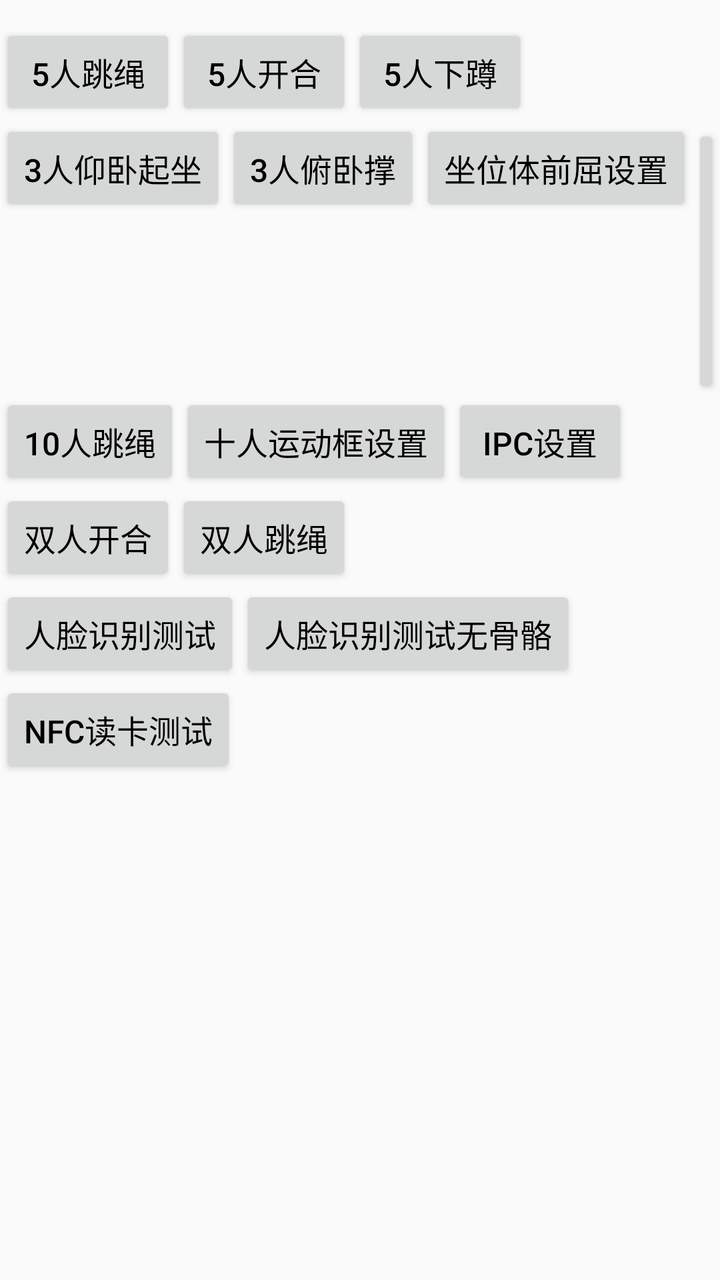
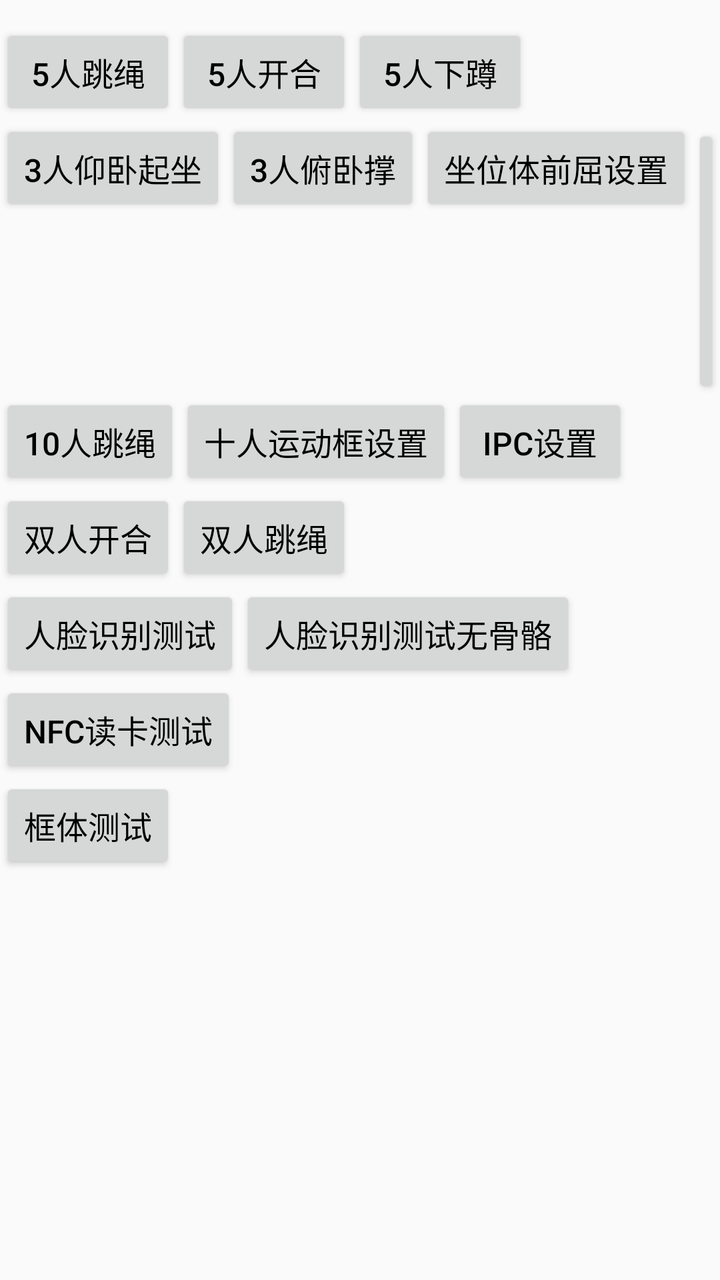

Screens rendered from an Android XML layout before and after an edit, with the pre-edit source and the edit as a unified diff.
<!-- AndroidManifest.xml: application theme AppTheme -->
<!-- res/layout/ac_main.xml -->
<?xml version="1.0" encoding="utf-8"?>
<androidx.constraintlayout.widget.ConstraintLayout xmlns:android="http://schemas.android.com/apk/res/android"
    xmlns:app="http://schemas.android.com/apk/res-auto"
    android:layout_width="match_parent"
    android:layout_height="match_parent">

    <ScrollView
        android:layout_width="match_parent"
        android:layout_height="match_parent"
        android:layout_centerHorizontal="true"
        android:scrollbars="vertical">

        <LinearLayout
            android:layout_width="wrap_content"
            android:layout_height="wrap_content"
            android:layout_centerInParent="true"
            android:orientation="vertical"
            android:paddingTop="12dp"
            android:paddingBottom="12dp">

            <LinearLayout
                android:layout_width="wrap_content"
                android:layout_height="wrap_content"
                android:orientation="horizontal">

                <Button
                    android:id="@+id/bnt_0"
                    android:layout_width="wrap_content"
                    android:layout_height="wrap_content"
                    android:text="5人跳绳"
                    android:textColor="@color/color_black"
                    android:textSize="16sp" />

                <Button
                    android:id="@+id/bnt_3"
                    android:layout_width="wrap_content"
                    android:layout_height="wrap_content"
                    android:text="5人开合"
                    android:textColor="@color/color_black"
                    android:textSize="16sp" />

                <Button
                    android:id="@+id/bnt_4"
                    android:layout_width="wrap_content"
                    android:layout_height="wrap_content"
                    android:text="5人下蹲"
                    android:textColor="@color/color_black"
                    android:textSize="16sp" />

            </LinearLayout>

            <LinearLayout
                android:layout_width="wrap_content"
                android:layout_height="wrap_content"
                android:orientation="horizontal">

                <Button
                    android:id="@+id/bnt_8"
                    android:layout_width="wrap_content"
                    android:layout_height="wrap_content"
                    android:text="3人仰卧起坐"
                    android:textColor="@color/color_black"
                    android:textSize="16sp" />

                <Button
                    android:id="@+id/bnt_9"
                    android:layout_width="wrap_content"
                    android:layout_height="wrap_content"
                    android:text="3人俯卧撑"
                    android:textColor="@color/color_black"
                    android:textSize="16sp" />

                <Button
                    android:id="@+id/bnt_10"
                    android:layout_width="wrap_content"
                    android:layout_height="wrap_content"
                    android:text="坐位体前屈设置"
                    android:textColor="@color/color_black"
                    android:textSize="16sp" />

                <Button
                    android:id="@+id/bnt_zw"
                    android:layout_width="wrap_content"
                    android:layout_height="wrap_content"
                    android:text="坐位体前屈"
                    android:textColor="@color/color_black"
                    android:textSize="16sp" />

            </LinearLayout>

            <LinearLayout
                android:layout_width="wrap_content"
                android:layout_height="wrap_content"
                android:orientation="horizontal">

                <Button
                    android:id="@+id/bnt_11"
                    android:layout_width="wrap_content"
                    android:layout_height="wrap_content"
                    android:text="10人跳绳"
                    android:textColor="@color/color_black"
                    android:textSize="16sp" />

                <Button
                    android:id="@+id/btn_10_region_set"
                    android:layout_width="wrap_content"
                    android:layout_height="wrap_content"
                    android:text="十人运动框设置"
                    android:textColor="@color/color_black"
                    android:textSize="16sp" />

                <Button
                    android:id="@+id/btn_ipc_set"
                    android:layout_width="wrap_content"
                    android:layout_height="wrap_content"
                    android:text="IPC设置"
                    android:textColor="@color/color_black"
                    android:textSize="16sp" />

            </LinearLayout>

            <LinearLayout
                android:layout_width="wrap_content"
                android:layout_height="wrap_content"
                android:orientation="horizontal">

                <Button
                    android:id="@+id/bnt_12"
                    android:layout_width="wrap_content"
                    android:layout_height="wrap_content"
                    android:text="双人开合"
                    android:textColor="@color/color_black"
                    android:textSize="16sp" />

                <Button
                    android:id="@+id/bnt_13"
                    android:layout_width="wrap_content"
                    android:layout_height="wrap_content"
                    android:text="双人跳绳"
                    android:textColor="@color/color_black"
                    android:textSize="16sp" />

            </LinearLayout>

            <LinearLayout
                android:layout_width="wrap_content"
                android:layout_height="wrap_content">

                <Button
                    android:id="@+id/btn_face_test"
                    android:layout_width="wrap_content"
                    android:layout_height="wrap_content"
                    android:text="人脸识别测试"
                    android:textColor="@color/color_black"
                    android:textSize="16sp" />

                <Button
                    android:id="@+id/btn_face_test2"
                    android:layout_width="wrap_content"
                    android:layout_height="wrap_content"
                    android:text="人脸识别测试无骨骼"
                    android:textColor="@color/color_black"
                    android:textSize="16sp" />
            </LinearLayout>
            <LinearLayout
                android:layout_width="wrap_content"
                android:layout_height="wrap_content">
                <Button
                    android:id="@+id/btn_nfc_test"
                    android:layout_width="wrap_content"
                    android:layout_height="wrap_content"
                    android:text="NFC读卡测试"
                    android:textColor="@color/color_black"
                    android:textSize="16sp" />
            </LinearLayout>

        </LinearLayout>

    </ScrollView>

    <TextView
        android:id="@+id/tv_org_id"
        android:layout_width="wrap_content"
        android:layout_height="wrap_content"
        android:layout_marginEnd="@dimen/dp_60"
        android:layout_marginBottom="@dimen/dp_60"
        app:layout_constraintBottom_toBottomOf="parent"
        app:layout_constraintEnd_toEndOf="parent" />
</androidx.constraintlayout.widget.ConstraintLayout>
<!-- resources referenced by this layout -->
<resources>
  <color name="color_black">#000000</color>
  <dimen name="dp_60">60dp</dimen>
  <style name="AppTheme" parent="Theme.AppCompat.DayNight.NoActionBar">
          <item name="colorPrimary">#00FFFF</item>
          <item name="colorPrimaryDark">#FFFFFF</item>
          <item name="colorAccent">#FFFF00</item>
          <item name="android:windowActionBar">false</item>
          <item name="android:windowNoTitle">true</item>
          <item name="android:windowContentTransitions">true</item>
          <item name="android:statusBarColor">@android:color/transparent</item>
          <item name="android:windowFullscreen">true</item>
          <item name="android:windowTranslucentNavigation">true</item>
          <item name="android:windowTranslucentStatus">true</item>
          <item name="android:windowDisablePreview">true</item>
      </style>
</resources>

<!-- the commit's change to res/layout/ac_main.xml (unified diff, before → after) -->
@@ -170,6 +170,17 @@
                     android:layout_width="wrap_content"
                     android:layout_height="wrap_content"
                     android:text="NFC读卡测试"
+                    android:textColor="@color/color_black"
+                    android:textSize="16sp" />
+            </LinearLayout>
+            <LinearLayout
+                android:layout_width="wrap_content"
+                android:layout_height="wrap_content">
+                <Button
+                    android:id="@+id/btn_body_test"
+                    android:layout_width="wrap_content"
+                    android:layout_height="wrap_content"
+                    android:text="框体测试"
                     android:textColor="@color/color_black"
                     android:textSize="16sp" />
             </LinearLayout>
